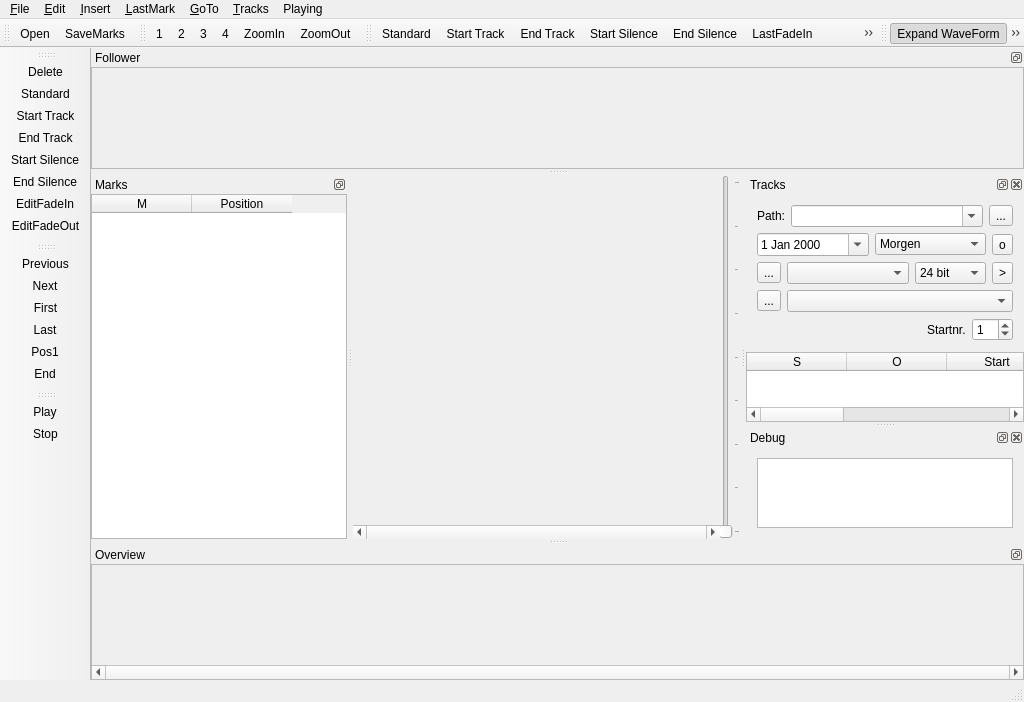
The window that mainwindow.ui (audioprog/RecMasterNCutter) describes before a commit, drawn with Qt 5.
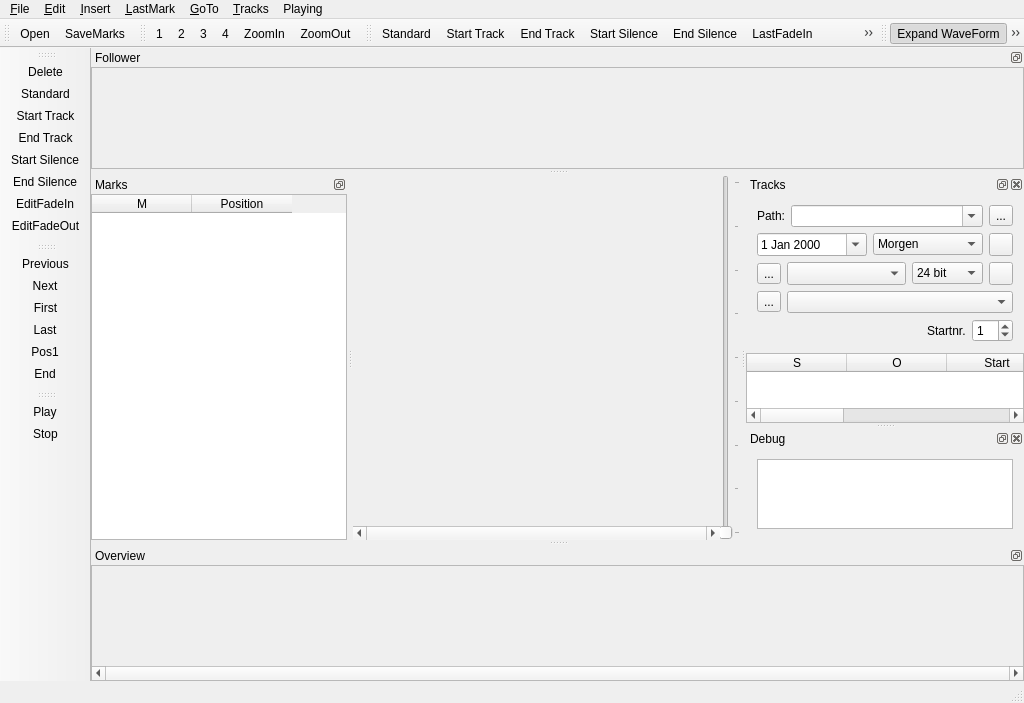
The same window after the commit. Icons and pictures are not drawn. Custom widgets are drawn as their Qt base class.

```diff
--- a/mainwindow.ui
+++ b/mainwindow.ui
@@ -7,7 +7,7 @@
     <x>0</x>
     <y>0</y>
     <width>1024</width>
-    <height>693</height>
+    <height>701</height>
    </rect>
   </property>
   <property name="windowTitle">
@@ -48,7 +48,7 @@
     <item>
      <widget class="QSlider" name="vslVol">
       <property name="enabled">
-       <bool>false</bool>
+       <bool>true</bool>
       </property>
       <property name="maximum">
        <number>8</number>
@@ -502,7 +502,11 @@
           <item>
            <widget class="QToolButton" name="btnOpen">
             <property name="text">
-             <string>o</string>
+             <string/>
+            </property>
+            <property name="icon">
+             <iconset resource="icons.qrc">
+              <normaloff>:/symbols/OpenRec</normaloff>:/symbols/OpenRec</iconset>
             </property>
            </widget>
           </item>
@@ -569,7 +573,11 @@
              </sizepolicy>
             </property>
             <property name="text">
-             <string>&gt;</string>
+             <string/>
+            </property>
+            <property name="icon">
+             <iconset resource="icons.qrc">
+              <normaloff>:/symbols/Rec</normaloff>:/symbols/Rec</iconset>
             </property>
            </widget>
           </item>
```
